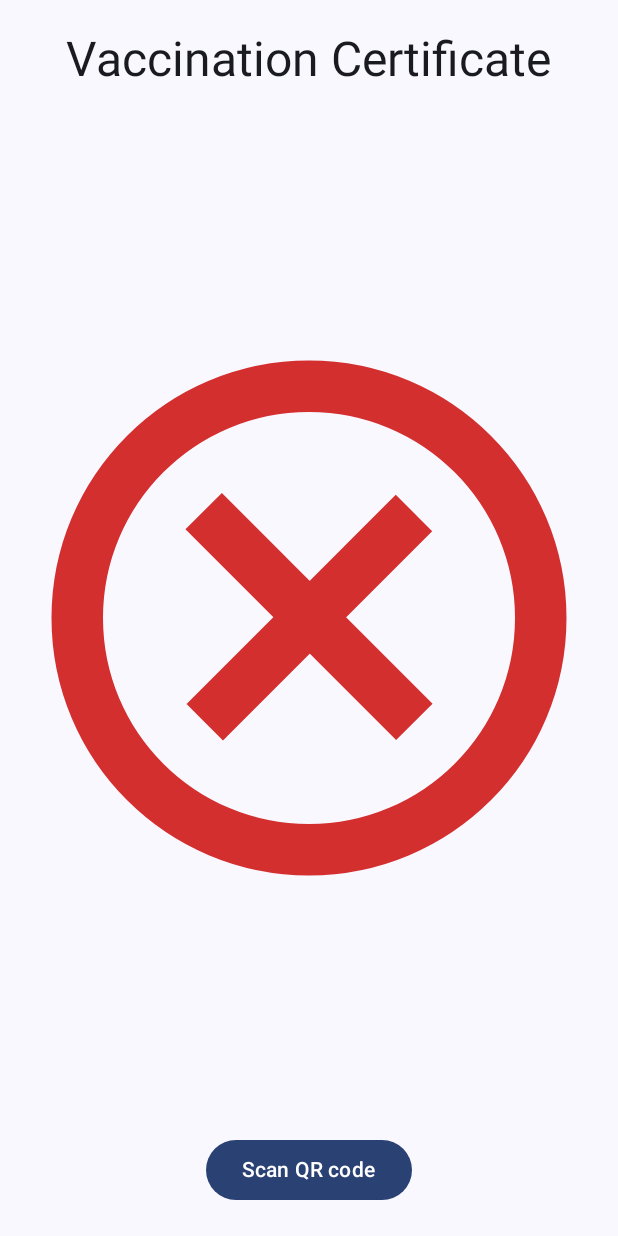
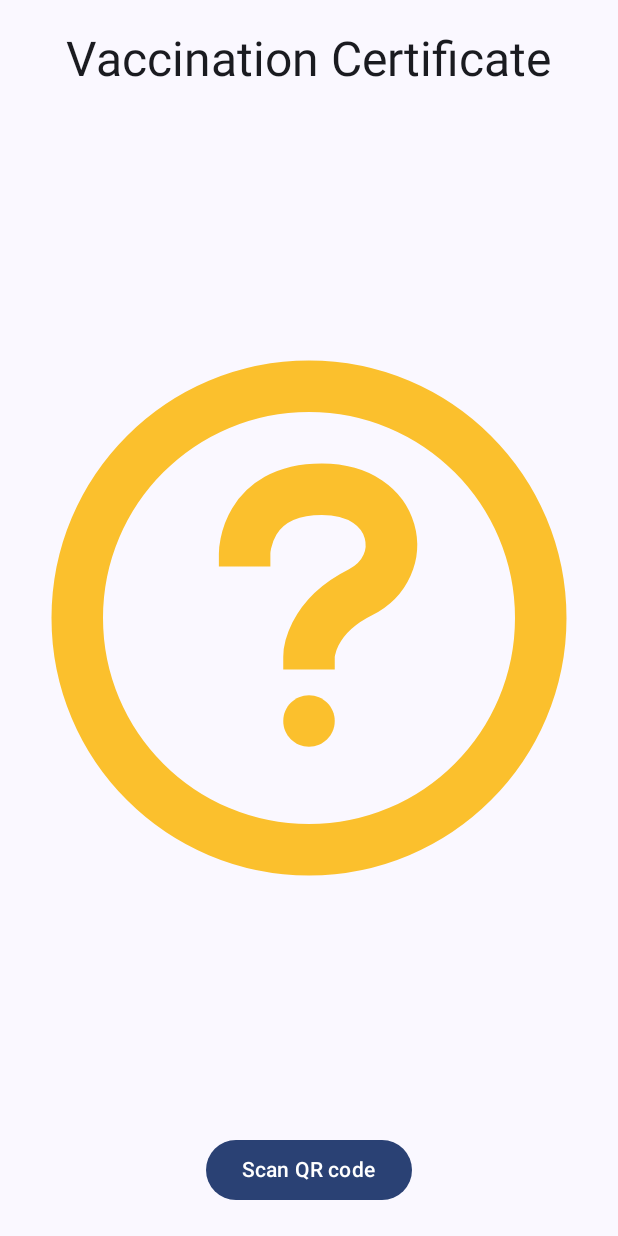
Before and after one commit to gematik/MobileVerifier, an Android app built with Jetpack Compose: the screen it shows after launch (MainActivity), on a phone screen of 412 x 824 dp. Run offline under Robolectric (Android 15) with nearby library versions, the phone set to English and light mode, and no system bars; libraries missing offline, so code that uses them is left out: com.journeyapps.barcodescanner; 2 statements that could not run were skipped.

```diff
--- a/app/src/main/java/de/gematik/security/mobileverifier/MainActivity.kt
+++ b/app/src/main/java/de/gematik/security/mobileverifier/MainActivity.kt
@@ -57,10 +57,16 @@ class MainActivity : ComponentActivity() {
     }
 }
 
+enum class State {
+    UNKNOWN,
+    APPROVED,
+    DENIED
+}
+
 @Composable
 fun QrCodeScan() {
     Box {
-        val isVaccinationValid = remember { mutableStateOf(false) }
+        val isVaccinationValid = remember { mutableStateOf(State.UNKNOWN) }
 
         Text(
             "Vaccination Certificate",
@@ -74,7 +80,7 @@ fun QrCodeScan() {
             onResult = { result ->
                 Log.i(TAG, "scanned code: ${result.contents}")
                 val oob = URI.create(result.contents).query.substringAfter("oob=", "").substringBefore("&")
-                if(oob.isNotEmpty()){
+                if (oob.isNotEmpty()) {
                     controller.acceptInvitation(
                         invitation = json.decodeFromString<Invitation>(String(Base64.getDecoder().decode(oob))),
                         updateState = { state -> isVaccinationValid.value = state }
@@ -84,7 +90,13 @@ fun QrCodeScan() {
         )
 
         Image(
-            painterResource(if (isVaccinationValid.value) R.drawable.approved else R.drawable.denied),
+            painterResource(
+                when (isVaccinationValid.value) {
+                    State.APPROVED -> R.drawable.approved
+                    State.UNKNOWN -> R.drawable.unknown
+                    State.DENIED -> R.drawable.denied
+                }
+            ),
             "denied",
             Modifier
                 .align(Alignment.Center)
@@ -92,7 +104,7 @@ fun QrCodeScan() {
 
         Button(
             onClick = {
-                isVaccinationValid.value = false
+                isVaccinationValid.value = State.UNKNOWN
                 scanLauncher.launch(
                     ScanOptions().apply {
                         setDesiredBarcodeFormats(BarcodeFormat.QR_CODE.name)
--- /dev/null
+++ b/app/src/main/res/drawable/unknown.xml
@@ -0,0 +1,20 @@
+<vector xmlns:android="http://schemas.android.com/apk/res/android"
+    android:width="800dp"
+    android:height="800dp"
+    android:viewportWidth="24"
+    android:viewportHeight="24">
+  <path
+      android:pathData="M12,17C12.552,17 13,16.552 13,16C13,15.448 12.552,15 12,15C11.448,15 11,15.448 11,16C11,16.552 11.448,17 12,17Z"
+      android:fillColor="#FBC02D"/>
+  <path
+      android:pathData="M12,21C16.971,21 21,16.971 21,12C21,7.029 16.971,3 12,3C7.029,3 3,7.029 3,12C3,16.971 7.029,21 12,21Z"
+      android:strokeLineJoin="round"
+      android:strokeWidth="2"
+      android:fillColor="#00000000"
+      android:strokeColor="#FBC02D"/>
+  <path
+      android:pathData="M12,14C12,13.833 12,13.667 12,13.5C12,13.5 12,12 14,11C16,10 15.5,7 12.5,7C9.5,7 9.5,9.5 9.5,9.5V10"
+      android:strokeWidth="2"
+      android:fillColor="#00000000"
+      android:strokeColor="#FBC02D"/>
+</vector>
```
Also changed, not shown: app/build.gradle (+5 -2 lines), app/src/main/assets/logback.xml (added, +18 -0 lines), app/src/main/java/de/gematik/security/mobileverifier/Controller.kt (+85 -12 lines).
